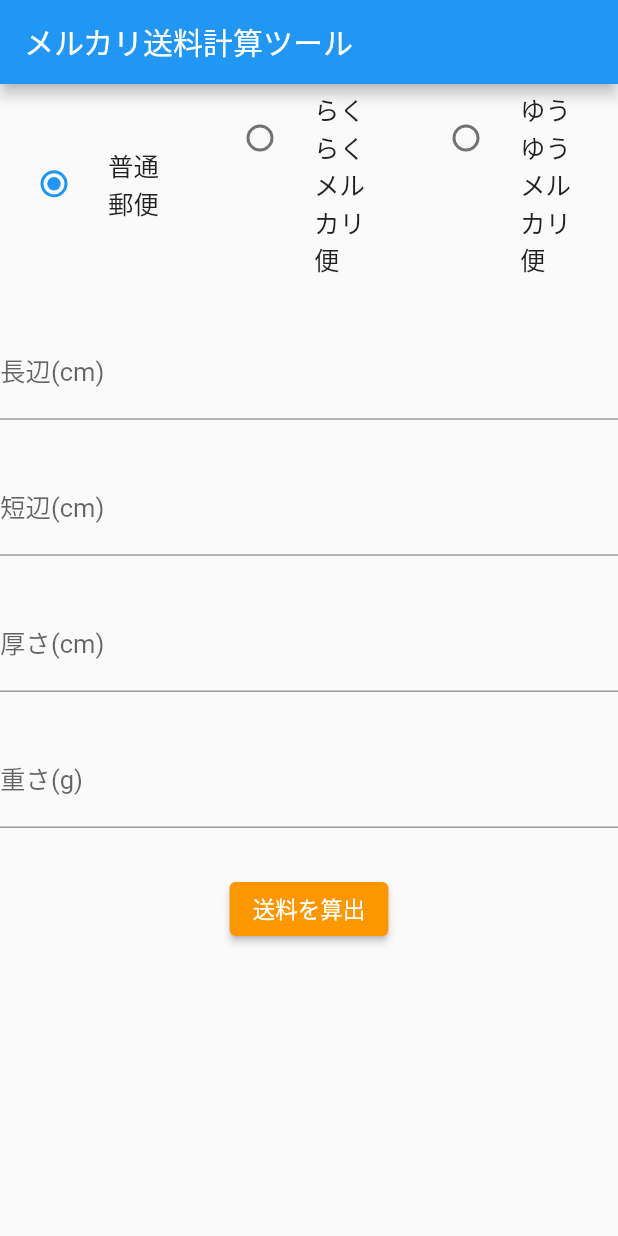
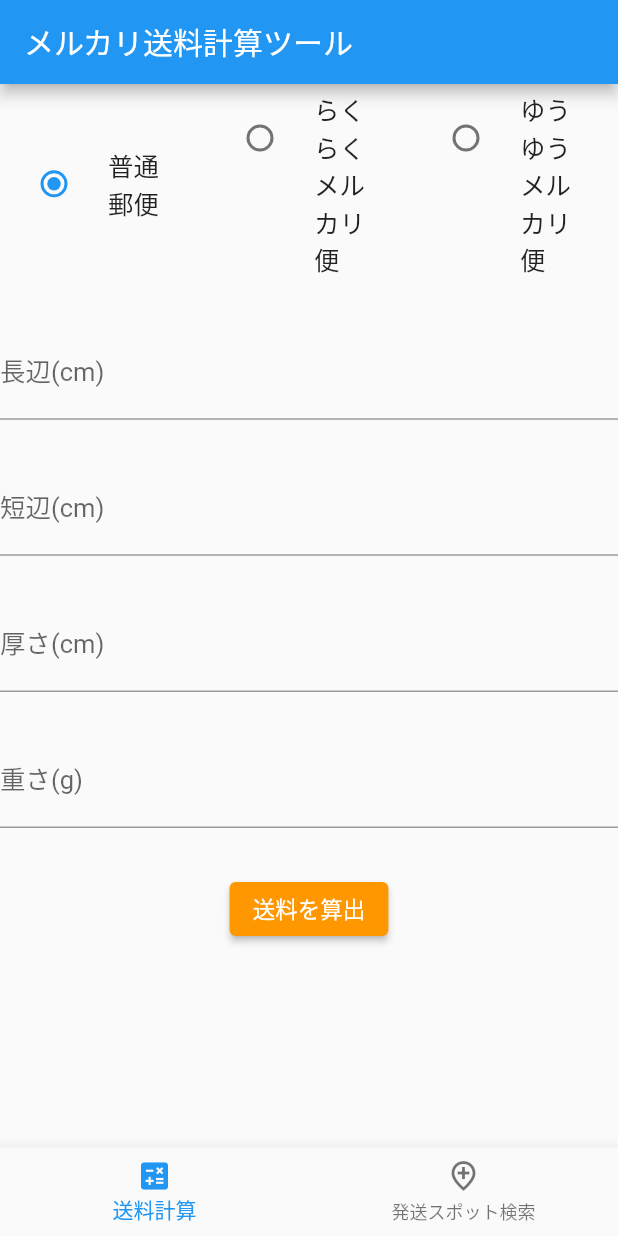
Before and after one commit to kaiza0929/flutter-practice, a Flutter app: the screen it shows after launch, on a phone screen of 412 x 824 dp. Run offline on Flutter 3.47's test engine with Material 2 defaults, Android fonts, the phone set to English and light mode, and no system bars; our stand-ins replace flutter_redux, redux.

Commit message:
フッターアイコン

```diff
--- a/lib/common/footer.dart
+++ b/lib/common/footer.dart
@@ -0,0 +1,13 @@
+import "package:flutter/material.dart";
+
+class Footer extends StatelessWidget {
+
+  @override
+  Widget build(BuildContext context) {
+    return BottomNavigationBar(items: [
+      BottomNavigationBarItem(icon: Icon(Icons.calculate), label: "送料計算"),
+      BottomNavigationBarItem(icon: Icon(Icons.add_location_outlined), label: "発送スポット検索")
+    ]);
+  }
+
+}
--- a/lib/pages/home.dart
+++ b/lib/pages/home.dart
@@ -1,6 +1,7 @@
 import "package:flutter/material.dart";
 import "package:flutter_redux/flutter_redux.dart";
 import "./../common/header.dart";
+import "./../common/footer.dart";
 import "./../states/app.dart";
 import "./../states/shipping.dart";
 import "./../services/calc.dart";
@@ -39,7 +40,7 @@ class HomePageState extends State<HomePage> {
   @override
   Widget build(BuildContext context) {
 
-    return Scaffold(appBar: Header(), body: StoreConnector<AppState, ShippingState>(
+    return Scaffold(appBar: Header(), bottomNavigationBar: Footer(), body: StoreConnector<AppState, ShippingState>(
       converter: (store) => store.state.shippingState,
       builder: (context, state) {
         return Container(child: Column(children: [
```
